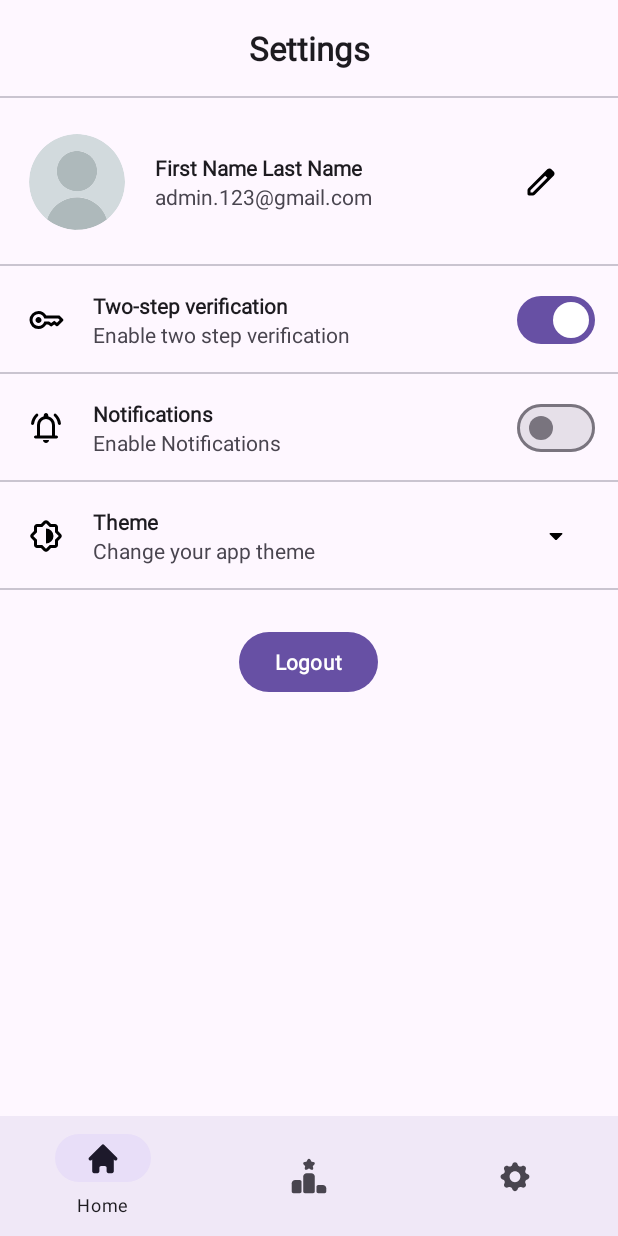
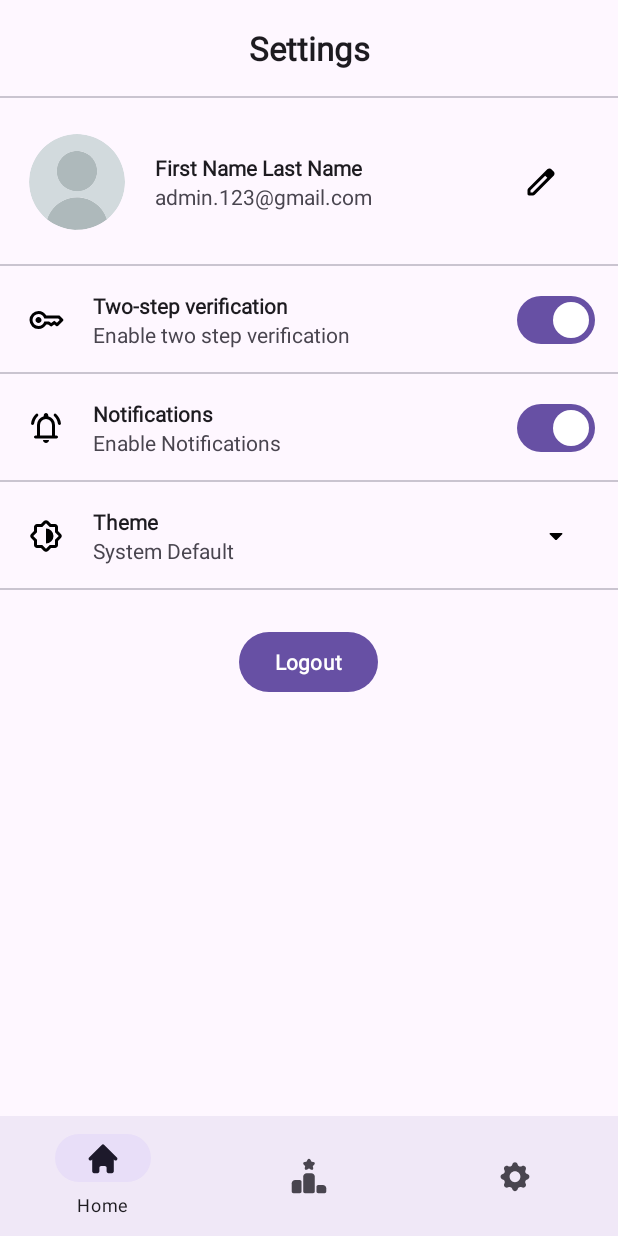
Before and after one commit to The-Petot/Mindcraft, an Android app: the SettingsFragment screen opened through its navigation route, after a tap on "Theme", on a phone screen of 412 x 824 dp. Run offline under Robolectric (Android 15) with nearby library versions, the phone set to English and light mode, and no system bars; our stand-ins replace navigation-ui; 3 statements that could not run were skipped; 3 other taps on this screen came first.

Commit message:
fix(settings): implemented theme mode

```diff
--- a/app/src/main/java/com/thepetot/mindcraft/ui/home/HomeFragment.kt
+++ b/app/src/main/java/com/thepetot/mindcraft/ui/home/HomeFragment.kt
@@ -2,6 +2,7 @@ package com.thepetot.mindcraft.ui.home
 
 import android.annotation.SuppressLint
 import android.content.Intent
+import android.content.res.Configuration
 import android.os.Bundle
 import androidx.fragment.app.Fragment
 import android.view.LayoutInflater
--- a/app/src/main/java/com/thepetot/mindcraft/ui/settings/SettingsFragment.kt
+++ b/app/src/main/java/com/thepetot/mindcraft/ui/settings/SettingsFragment.kt
@@ -6,7 +6,9 @@ import android.view.View
 import android.view.ViewGroup
 import androidx.fragment.app.Fragment
 import android.content.Intent
+import android.content.res.Configuration
 import android.widget.PopupMenu
+import androidx.appcompat.app.AppCompatDelegate
 import androidx.core.view.ViewCompat
 import androidx.core.view.WindowInsetsCompat
 import androidx.fragment.app.viewModels
@@ -14,6 +16,7 @@ import com.thepetot.mindcraft.R as appR
 import com.thepetot.mindcraft.databinding.FragmentSettingsBinding
 import com.thepetot.mindcraft.ui.ViewModelFactory
 import com.thepetot.mindcraft.ui.login.LoginActivity
+import com.thepetot.mindcraft.ui.onboarding.OnboardingActivity
 import com.thepetot.mindcraft.ui.onboarding.OnboardingActivity.Companion.USER_LOGGED_IN
 import com.thepetot.mindcraft.utils.SharedPreferencesManager
 
@@ -76,36 +79,21 @@ class SettingsFragment : Fragment() {
             insets
         }
 
-        val switch2fa = binding.switch2fa
-
-        switch2fa.isChecked = viewModel.is2FASwitchChecked
-        switch2fa.jumpDrawablesToCurrentState()
-
-        switch2fa.setOnCheckedChangeListener { _, isChecked ->
-            viewModel.is2FASwitchChecked = isChecked
+        viewModel.getTheme(requireActivity().applicationContext)
+        viewModel.currentThemeSetting.observe(viewLifecycleOwner) {
+            binding.tvCurrentTheme.text = it
+            when (it) {
+                SYSTEM_DEFAULT_THEME -> {
+                    AppCompatDelegate.setDefaultNightMode(AppCompatDelegate.MODE_NIGHT_FOLLOW_SYSTEM)
+                }
+                LIGHT_THEME -> {
+                    AppCompatDelegate.setDefaultNightMode(AppCompatDelegate.MODE_NIGHT_NO)
+                }
+                DARK_THEME -> {
+                    AppCompatDelegate.setDefaultNightMode(AppCompatDelegate.MODE_NIGHT_YES)
+                }
+            }
         }
-
-        binding.profile.setOnClickListener {
-            val intent = Intent(context, SettingsProfileActivity::class.java)
-            startActivity(intent)
-        }
-
-        binding.twoStepVerification.setOnClickListener {
-            switch2fa.isChecked = !viewModel.is2FASwitchChecked
-        }
-
-        binding.btnLogout.setOnClickListener {
-            SharedPreferencesManager.set(requireActivity().applicationContext, USER_LOGGED_IN, false)
-            viewModel.deleteDataUser()
-            navigateToLoginPage()
-        }
-
-
-        binding.theme.setOnClickListener {
-            showMenu()
-        }
-
-
 
 //        // Bind UI elements
 //        profileHeader = view.findViewById(R.id.profileHeader)
@@ -139,6 +127,45 @@ class SettingsFragment : Fragment() {
 //        notificationsSwitch.setOnCheckedChangeListener { _, isChecked ->
 //            handleNotifications(isChecked)
 //        }
+
+        setupButton()
+    }
+
+    private fun setupButton() {
+        val switch2fa = binding.switch2fa
+        val switchNotification = binding.switchNotification
+
+        switch2fa.isChecked = viewModel.is2FASwitchChecked
+        switch2fa.jumpDrawablesToCurrentState()
+
+        switchNotification.isChecked = viewModel.isNotificationSwitchChecked
+        switchNotification.jumpDrawablesToCurrentState()
+
+        switch2fa.setOnCheckedChangeListener { _, isChecked ->
+            viewModel.is2FASwitchChecked = isChecked
+        }
+
+        switchNotification.setOnCheckedChangeListener { _, isChecked ->
+            viewModel.isNotificationSwitchChecked = isChecked
+        }
+
+        binding.profile.setOnClickListener { navigateToProfilePage() }
+
+        binding.twoStepVerification.setOnClickListener {
+            switch2fa.isChecked = !viewModel.is2FASwitchChecked
+        }
+
+        binding.notification.setOnClickListener {
+            switchNotification.isChecked = !viewModel.isNotificationSwitchChecked
+        }
+
+        binding.btnLogout.setOnClickListener {
+            SharedPreferencesManager.set(requireActivity().applicationContext, USER_LOGGED_IN, false)
+            viewModel.deleteDataUser()
+            navigateToLoginPage()
+        }
+
+        binding.theme.setOnClickListener { showMenu() }
     }
 
     private fun showMenu() {
@@ -146,28 +173,29 @@ class SettingsFragment : Fragment() {
         popup.menuInflater.inflate(appR.menu.popup_menu, popup.menu)
 
         popup.setOnMenuItemClickListener {
+            // TODO: Fix all icon color on dark mode
             when (it.itemId) {
                 appR.id.system_default -> {
-
+                    SharedPreferencesManager.set(requireActivity().applicationContext, APP_THEME, SYSTEM_DEFAULT_THEME)
+                    viewModel.getTheme(requireActivity().applicationContext)
                     true
                 }
                 appR.id.light -> {
-
+                    SharedPreferencesManager.set(requireActivity().applicationContext, APP_THEME, LIGHT_THEME)
+                    viewModel.getTheme(requireActivity().applicationContext)
                     true
                 }
                 appR.id.dark -> {
-
+                    SharedPreferencesManager.set(requireActivity().applicationContext, APP_THEME, DARK_THEME)
+                    viewModel.getTheme(requireActivity().applicationContext)
                     true
                 }
-                else -> {
-                    true
-                }
+                else -> false
             }
         }
 
         // Respond to popup being dismissed.
         // popup.setOnDismissListener { }
-
         popup.show()
     }
 
@@ -304,8 +332,22 @@ class SettingsFragment : Fragment() {
 //    }
 
     private fun navigateToLoginPage() {
-        val loginIntent = Intent(requireActivity(), LoginActivity::class.java)
+        val loginIntent = Intent(context, LoginActivity::class.java)
         startActivity(loginIntent)
         requireActivity().finish()
     }
+
+    private fun navigateToProfilePage() {
+        val intent = Intent(context, SettingsProfileActivity::class.java)
+        startActivity(intent)
+    }
+
+    companion object {
+        const val USER_LOGGED_IN = "user_logged_in"
+
+        const val APP_THEME = "app_theme"
+        const val DARK_THEME = "Dark"
+        const val LIGHT_THEME = "Light"
+        const val SYSTEM_DEFAULT_THEME = "System Default"
+    }
 }
--- a/app/src/main/java/com/thepetot/mindcraft/ui/settings/SettingsProfileActivity.kt
+++ b/app/src/main/java/com/thepetot/mindcraft/ui/settings/SettingsProfileActivity.kt
@@ -28,7 +28,7 @@ class SettingsProfileActivity : AppCompatActivity() {
         binding = ActivitySettingsProfileBinding.inflate(layoutInflater)
         setContentView(binding.root)
 
-        ViewCompat.setOnApplyWindowInsetsListener(binding.root) { v, insets ->
+        ViewCompat.setOnApplyWindowInsetsListener(binding.appBar) { v, insets ->
             val systemBars = insets.getInsets(WindowInsetsCompat.Type.systemBars())
             v.setPadding(systemBars.left, systemBars.top, systemBars.right, systemBars.right)
             insets
--- a/app/src/main/java/com/thepetot/mindcraft/ui/settings/SettingsViewModel.kt
+++ b/app/src/main/java/com/thepetot/mindcraft/ui/settings/SettingsViewModel.kt
@@ -1,14 +1,27 @@
 package com.thepetot.mindcraft.ui.settings
 
+import android.content.Context
+import androidx.lifecycle.LiveData
+import androidx.lifecycle.MutableLiveData
 import androidx.lifecycle.ViewModel
 import androidx.lifecycle.viewModelScope
 import com.thepetot.mindcraft.data.repository.UserRepository
+import com.thepetot.mindcraft.utils.SharedPreferencesManager
 import kotlinx.coroutines.launch
 
 class SettingsViewModel(private val userRepository: UserRepository) : ViewModel() {
     var is2FASwitchChecked: Boolean = false
     var isNotificationSwitchChecked: Boolean = false
-    var isThemeSwitchChecked: Boolean = false
+
+    private val _currentThemeSetting = MutableLiveData<String>()
+    val currentThemeSetting: LiveData<String> get() = _currentThemeSetting
+
+    fun getTheme(context: Context) {
+        viewModelScope.launch {
+            val theme = SharedPreferencesManager.get(context, SettingsFragment.APP_THEME, SettingsFragment.SYSTEM_DEFAULT_THEME)
+            _currentThemeSetting.value = theme
+        }
+    }
 
     fun deleteDataUser() {
         viewModelScope.launch {
--- a/app/src/main/res/layout/activity_settings_profile.xml
+++ b/app/src/main/res/layout/activity_settings_profile.xml
@@ -6,6 +6,7 @@
     android:layout_height="match_parent">
 
     <com.google.android.material.appbar.AppBarLayout
+        android:id="@+id/app_bar"
         android:layout_width="match_parent"
         android:layout_height="wrap_content"
         app:liftOnScroll="true">
--- a/app/src/main/res/layout/activity_start_quiz.xml
+++ b/app/src/main/res/layout/activity_start_quiz.xml
@@ -52,6 +52,7 @@
                 android:id="@+id/tv_title"
                 android:layout_width="match_parent"
                 android:layout_height="wrap_content"
+                android:layout_marginHorizontal="24dp"
                 android:layout_marginTop="16dp"
                 android:textAlignment="center"
                 android:textSize="16sp"
--- a/app/src/main/res/layout/fragment_settings.xml
+++ b/app/src/main/res/layout/fragment_settings.xml
@@ -307,19 +307,19 @@
                     android:text="Theme"
                     android:textColor="?attr/colorOnSurface"
                     android:textStyle="bold"
-                    app:layout_constraintBottom_toTopOf="@+id/textView21"
+                    app:layout_constraintBottom_toTopOf="@+id/tv_current_theme"
                     app:layout_constraintEnd_toStartOf="@+id/guideline10"
                     app:layout_constraintHorizontal_bias="0.5"
                     app:layout_constraintStart_toStartOf="@+id/guideline9"
                     app:layout_constraintTop_toTopOf="parent" />
 
                 <TextView
-                    android:id="@+id/textView21"
+                    android:id="@+id/tv_current_theme"
                     android:layout_width="0dp"
                     android:layout_height="0dp"
                     android:ellipsize="end"
                     android:maxLines="1"
-                    android:text="Change your app theme"
+                    android:text="System Default"
                     android:textColor="?attr/colorOnSurfaceVariant"
                     app:layout_constraintBottom_toBottomOf="parent"
                     app:layout_constraintEnd_toStartOf="@+id/guideline10"
```
Also changed, not shown: app/src/main/java/com/thepetot/mindcraft/ui/onboarding/OnboardingActivity.kt (+19 -0 lines).
